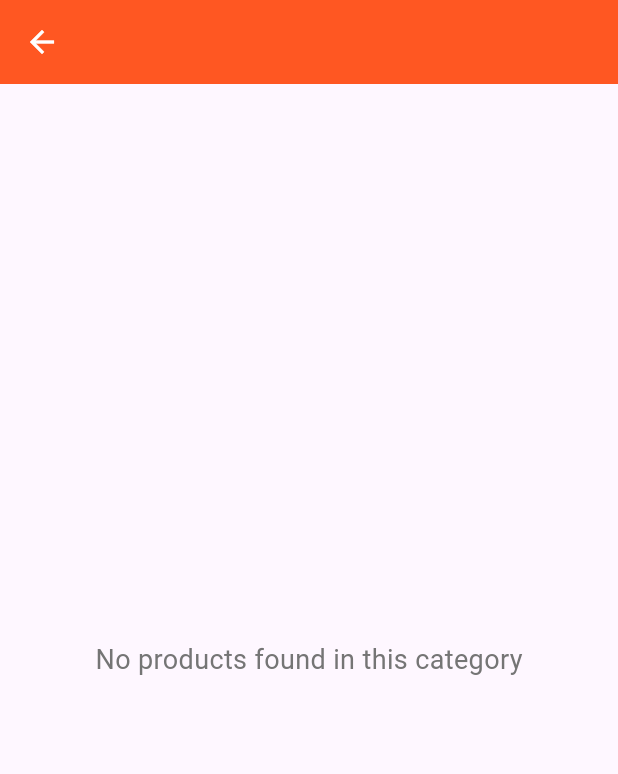
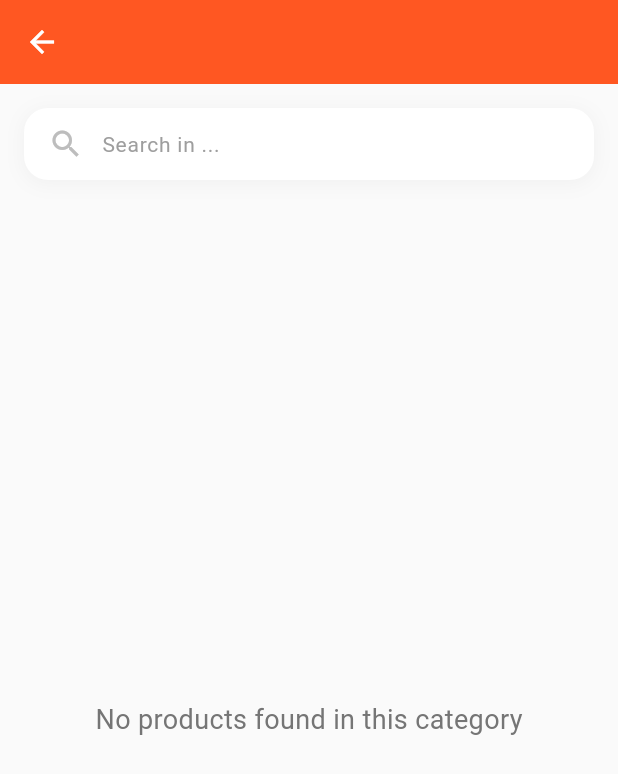
Before and after one commit to Aimecol/IKIRAHAAPP, a Flutter app: the CategoryScreen screen opened directly with empty values, on a phone screen of 412 x 824 dp. Shown: the top 774 px of the screen. Run offline on Flutter 3.47's test engine with Material 3 defaults, Android fonts, the phone set to English and light mode, and no system bars.

Commit message:
feat(category): add search functionality to category screen
- Implement search controller and filtering logic for products
- Update UI to include search bar and handle empty states
- Ensure favorite toggle works with filtered products

```diff
--- a/lib/pages/public/category_screen.dart
+++ b/lib/pages/public/category_screen.dart
@@ -5,13 +5,50 @@ class CategoryScreen extends StatefulWidget {
   final String categoryName;
   final List<Map<String, dynamic>> products;
 
-  const CategoryScreen({Key? key, required this.categoryName, required this.products}) : super(key: key);
+  const CategoryScreen({
+    Key? key,
+    required this.categoryName,
+    required this.products,
+  }) : super(key: key);
 
   @override
   State<CategoryScreen> createState() => _CategoryScreenState();
 }
 
 class _CategoryScreenState extends State<CategoryScreen> {
+  final TextEditingController _searchController = TextEditingController();
+  List<Map<String, dynamic>> filteredProducts = [];
+
+  @override
+  void initState() {
+    super.initState();
+    filteredProducts = List.from(widget.products);
+    _searchController.addListener(_onSearchChanged);
+  }
+
+  @override
+  void dispose() {
+    _searchController.removeListener(_onSearchChanged);
+    _searchController.dispose();
+    super.dispose();
+  }
+
+  void _onSearchChanged() {
+    final query = _searchController.text.toLowerCase();
+    if (query.isEmpty) {
+      setState(() {
+        filteredProducts = List.from(widget.products);
+      });
+    } else {
+      setState(() {
+        filteredProducts = widget.products.where((product) {
+          return product['name'].toString().toLowerCase().contains(query) ||
+              product['description'].toString().toLowerCase().contains(query);
+        }).toList();
+      });
+    }
+  }
+
   void _onProductTap(Map<String, dynamic> product) {
     Navigator.push(
       context,
@@ -34,39 +71,93 @@ class _CategoryScreenState extends State<CategoryScreen> {
 
   void _toggleFavorite(int index) {
     setState(() {
-      widget.products[index]['isFavorite'] = !(widget.products[index]['isFavorite'] ?? false);
+      // Find the original product in widget.products and update it
+      final productName = filteredProducts[index]['name'];
+      final originalIndex = widget.products.indexWhere(
+        (p) => p['name'] == productName,
+      );
+      if (originalIndex != -1) {
+        widget.products[originalIndex]['isFavorite'] =
+            !(widget.products[originalIndex]['isFavorite'] ?? false);
+        // Update the filtered product as well
+        filteredProducts[index]['isFavorite'] =
+            widget.products[originalIndex]['isFavorite'];
+      }
     });
   }
 
   @override
   Widget build(BuildContext context) {
     return Scaffold(
+      backgroundColor: Colors.grey[50],
       appBar: AppBar(
         title: Text(widget.categoryName),
         backgroundColor: Colors.deepOrange,
         foregroundColor: Colors.white,
+        elevation: 0,
       ),
-      body: widget.products.isEmpty
+      body: Column(
+        children: [
+          // Search Bar
+          Container(
+            margin: const EdgeInsets.all(16.0),
+            padding: const EdgeInsets.symmetric(horizontal: 16, vertical: 0),
+            decoration: BoxDecoration(
+              color: Colors.white,
+              borderRadius: BorderRadius.circular(16),
+              boxShadow: [
+                BoxShadow(
+                  color: Colors.grey.withValues(alpha: 0.1),
+                  spreadRadius: 1,
+                  blurRadius: 10,
+                  offset: const Offset(0, 2),
+                ),
+              ],
+            ),
+            child: Row(
+              children: [
+                Icon(Icons.search, color: Colors.grey[400]),
+                const SizedBox(width: 12),
+                Expanded(
+                  child: TextField(
+                    controller: _searchController,
+                    decoration: InputDecoration(
+                      hintText: 'Search in ${widget.categoryName}...',
+                      hintStyle: TextStyle(
+                        color: Colors.grey[500],
+                        fontSize: 14,
+                        fontFamily: 'Roboto',
+                      ),
+                      border: InputBorder.none,
+                    ),
+                  ),
+                ),
+              ],
+            ),
+          ),
+          // Products Grid
+          Expanded(
+            child: filteredProducts.isEmpty
                 ? Center(
                     child: Text(
-          'No products found in this category',
-          style: TextStyle(
-            fontSize: 18,
-            color: Colors.grey[600],
-          ),
+                      _searchController.text.isEmpty
+                          ? 'No products found in this category'
+                          : 'No products match your search',
+                      style: TextStyle(fontSize: 18, color: Colors.grey[600]),
                     ),
                   )
                 : GridView.builder(
                     padding: const EdgeInsets.all(16),
-        gridDelegate: const SliverGridDelegateWithFixedCrossAxisCount(
+                    gridDelegate:
+                        const SliverGridDelegateWithFixedCrossAxisCount(
                           crossAxisCount: 2,
                           crossAxisSpacing: 16,
                           mainAxisSpacing: 16,
                           childAspectRatio: 0.75,
                         ),
-        itemCount: widget.products.length,
+                    itemCount: filteredProducts.length,
                     itemBuilder: (context, index) {
-          final product = widget.products[index];
+                      final product = filteredProducts[index];
                       bool isFavorite = product['isFavorite'] ?? false;
 
                       return GestureDetector(
@@ -97,7 +188,10 @@ class _CategoryScreenState extends State<CategoryScreen> {
                                         topRight: Radius.circular(16),
                                       ),
                                       image: DecorationImage(
-                            image: AssetImage(product['image'] ?? 'images/salad2.png'),
+                                        image: AssetImage(
+                                          product['image'] ??
+                                              'images/salad2.png',
+                                        ),
                                         fit: BoxFit.cover,
                                       ),
                                     ),
@@ -108,8 +202,12 @@ class _CategoryScreenState extends State<CategoryScreen> {
                                     child: IconButton(
                                       onPressed: () => _toggleFavorite(index),
                                       icon: Icon(
-                            isFavorite ? Icons.favorite : Icons.favorite_border,
-                            color: isFavorite ? Colors.red : Colors.white,
+                                        isFavorite
+                                            ? Icons.favorite
+                                            : Icons.favorite_border,
+                                        color: isFavorite
+                                            ? Colors.red
+                                            : Colors.white,
                                         size: 20,
                                       ),
                                     ),
@@ -151,6 +249,9 @@ class _CategoryScreenState extends State<CategoryScreen> {
                       );
                     },
                   ),
+          ),
+        ],
+      ),
     );
   }
 }
```
Lines whose indentation alone changed are shown as unchanged.
